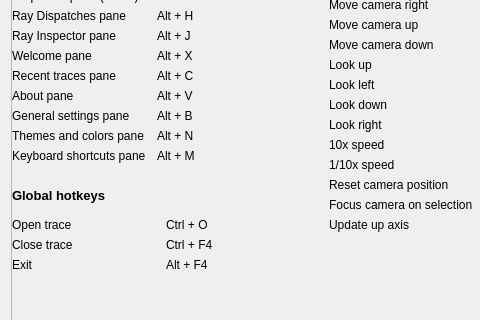
Qt form source/frontend/views/settings/keyboard_shortcuts_pane.ui (GPUOpen-Tools/radeon_raytracing_analyzer) before a commit; both pictures show x 0 to 480 and y 293 to 613 of the 662 by 765 pixel window.
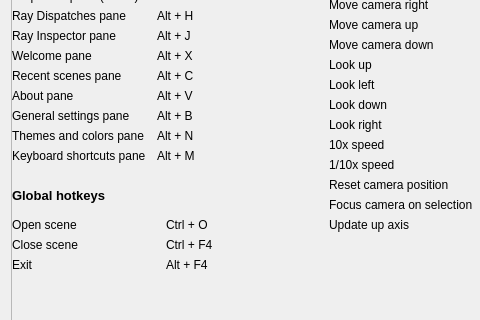
The same form after that commit. Custom widgets are drawn as their Qt base class.

```diff
--- a/source/frontend/views/settings/keyboard_shortcuts_pane.ui
+++ b/source/frontend/views/settings/keyboard_shortcuts_pane.ui
@@ -522,7 +522,7 @@
                    </sizepolicy>
                   </property>
                   <property name="text">
-                   <string>Recent traces pane</string>
+                   <string>Recent scenes pane</string>
                   </property>
                  </widget>
                 </item>
@@ -697,7 +697,7 @@
                    </sizepolicy>
                   </property>
                   <property name="text">
-                   <string>Open trace</string>
+                   <string>Open scene</string>
                   </property>
                  </widget>
                 </item>
@@ -723,7 +723,7 @@
                    </sizepolicy>
                   </property>
                   <property name="text">
-                   <string>Close trace</string>
+                   <string>Close scene</string>
                   </property>
                  </widget>
                 </item>
```
